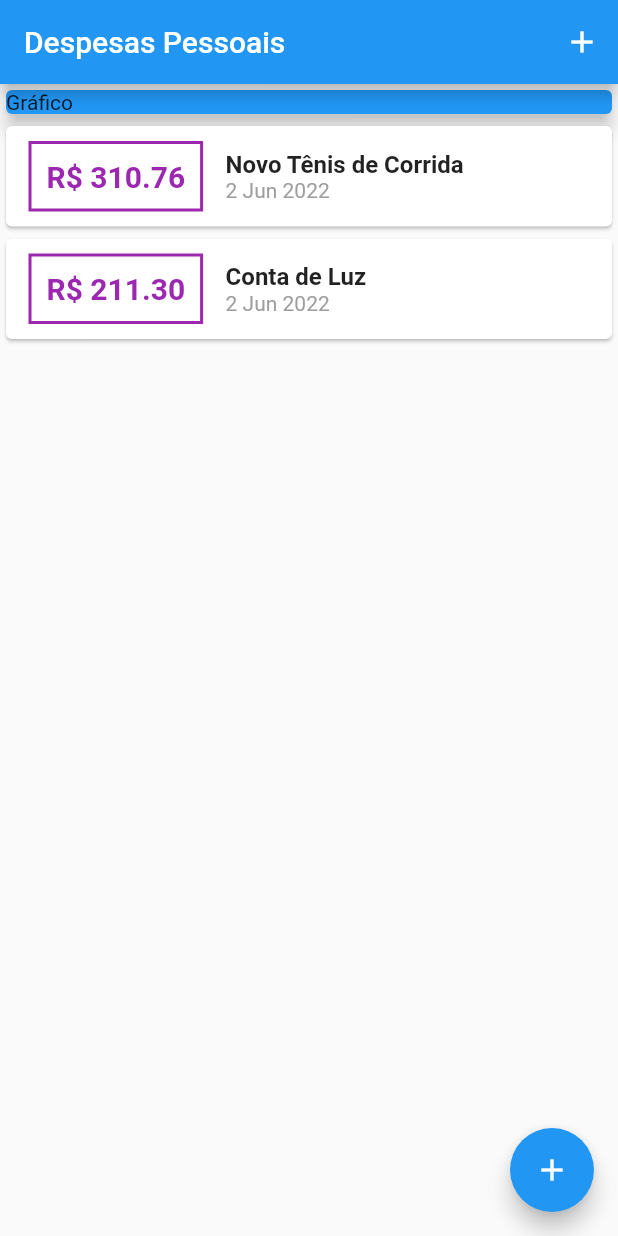
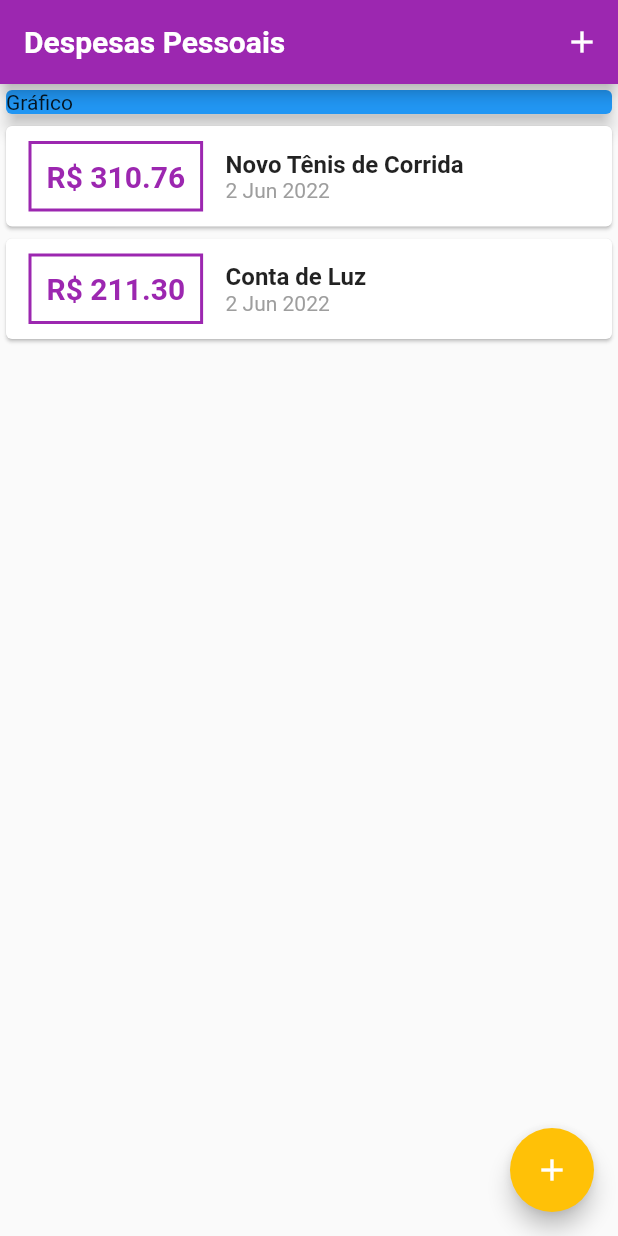
Before and after one commit to andersonmmendes/curso-flutter-expenses, a Flutter app: the screen it shows after launch, on a phone screen of 412 x 824 dp. Run offline on Flutter 3.47's test engine with Material 2 defaults, Android fonts, the phone set to English and light mode, and no system bars; Roboto replaces fonts that are missing (OpenSans).

Commit message:
Aula 115 - Finalizada

```diff
--- a/lib/components/transaction_list.dart
+++ b/lib/components/transaction_list.dart
@@ -25,7 +25,7 @@ class TransactionList extends StatelessWidget {
                   ),
                   decoration: BoxDecoration(
                     border: Border.all(
-                      color: Colors.purple,
+                      color: Theme.of(context).colorScheme.primary,
                       width: 2,
                     ),
                   ),
@@ -35,7 +35,7 @@ class TransactionList extends StatelessWidget {
                     style: TextStyle(
                       fontWeight: FontWeight.bold,
                       fontSize: 20,
-                      color: Colors.purple,
+                      color: Theme.of(context).colorScheme.primary,
                     ),
                   ),
                 ),
--- a/lib/main.dart
+++ b/lib/main.dart
@@ -13,8 +13,31 @@ class ExpensesApp extends StatelessWidget {
 
   @override
   Widget build(BuildContext context) {
+    final ThemeData tema = ThemeData();
+
     return MaterialApp(
       home: MyHomePage(),
+      theme: tema.copyWith(
+        colorScheme: tema.colorScheme.copyWith(
+          primary: Colors.purple,
+          secondary: Colors.amber,
+        ),
+        textTheme: tema.textTheme.copyWith(
+          headline6: TextStyle(
+            fontFamily: 'OpenSans',
+            fontSize: 18,
+            fontWeight: FontWeight.bold,
+            color: Colors.black,
+          ),
+        ),
+        appBarTheme: AppBarTheme(
+          titleTextStyle: TextStyle(
+            fontFamily: 'OpenSans',
+            fontSize: 20,
+            fontWeight: FontWeight.bold,
+          ),
+        ),
+      ),
     );
   }
 }
```
